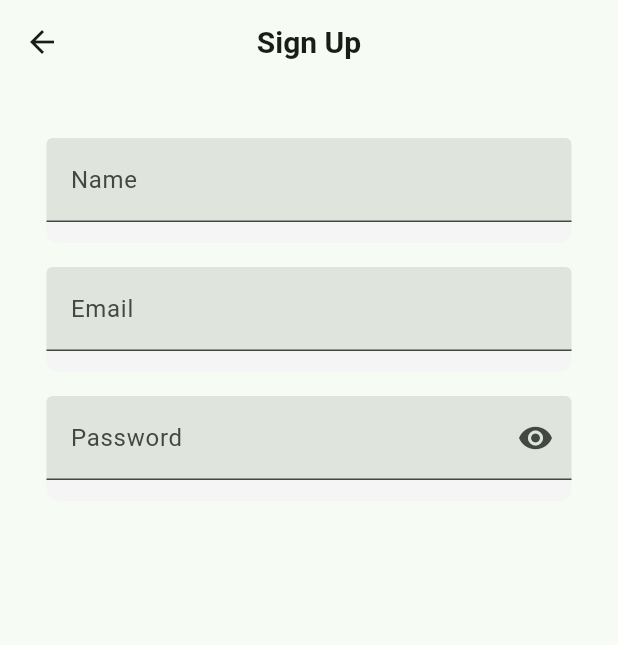
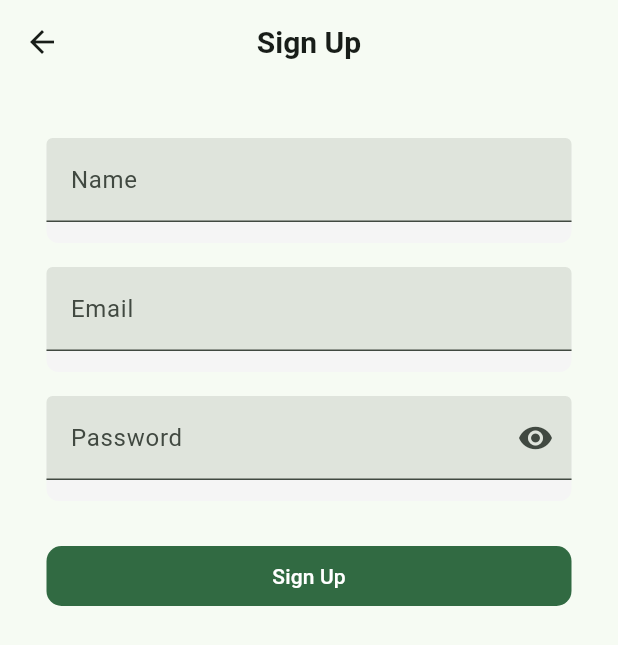
Before and after one commit to plantngo/plantngo_mobile, a Flutter app: the SignUpScreen screen opened by its route, on a phone screen of 412 x 824 dp. Shown: the top 645 px of the screen. Run offline on Flutter 3.47's test engine with Material 2 defaults, Android fonts, the phone set to English and light mode, and no system bars; missing offline and left inert: dart:ffi.

Commit message:
Created SignUp Button

```diff
--- a/lib/screens/login/signup_screen.dart
+++ b/lib/screens/login/signup_screen.dart
@@ -84,6 +84,35 @@ class _SignUpScreenState extends State<SignUpScreen> {
                           ),
                         ),
                         obscureText: _isObscure,
+                        validator: ((value) {
+                          if (value == null || value.isEmpty) {
+                            return 'Please enter a valid password';
+                          } else if (value.length < 8) {
+                            return 'The password must have a minimum of 8 characters';
+                          }
+                        }),
+                      ),
+                    ),
+                    const SizedBox(height: 30),
+                    Container(
+                      child: SizedBox(
+                        width: 350,
+                        height: 40,
+                        child: ElevatedButton(
+                            style: ElevatedButton.styleFrom(
+                              shape: RoundedRectangleBorder(
+                                  borderRadius: BorderRadius.circular(10)),
+                              foregroundColor:
+                                  Theme.of(context).colorScheme.onPrimary,
+                              backgroundColor:
+                                  Theme.of(context).colorScheme.primary,
+                            ).copyWith(
+                              elevation: ButtonStyleButton.allOrNull(0.0),
+                            ),
+                            child: const Text('Sign Up'),
+                            onPressed: () {
+                              // change the login to true
+                            }),
                       ),
                     ),
                   ],
```
